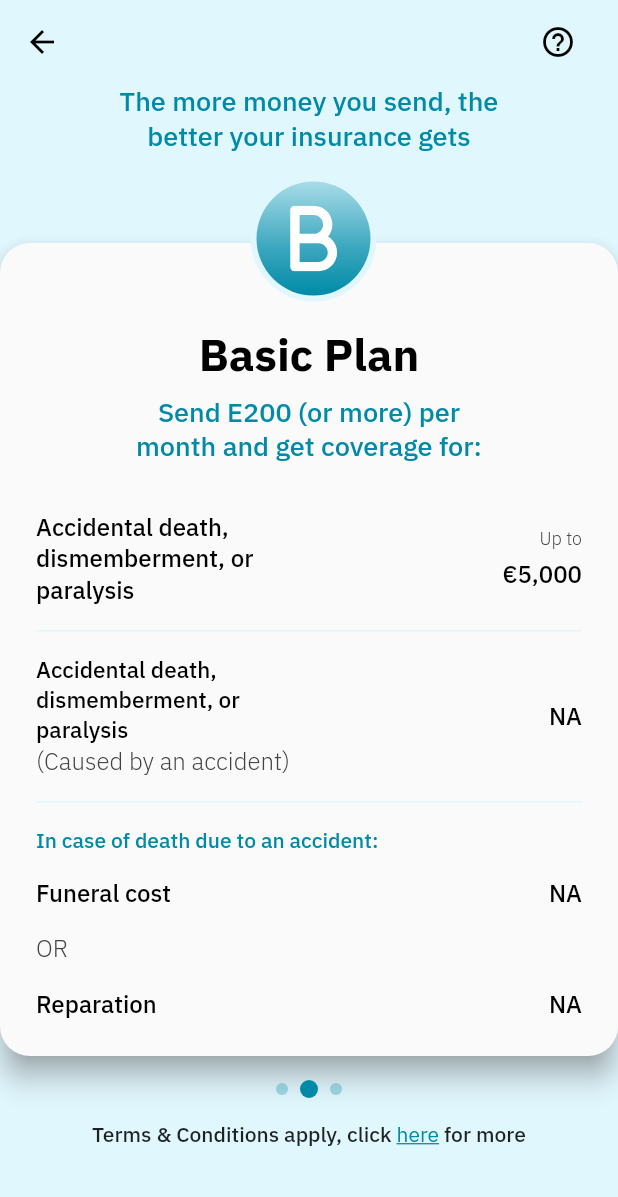
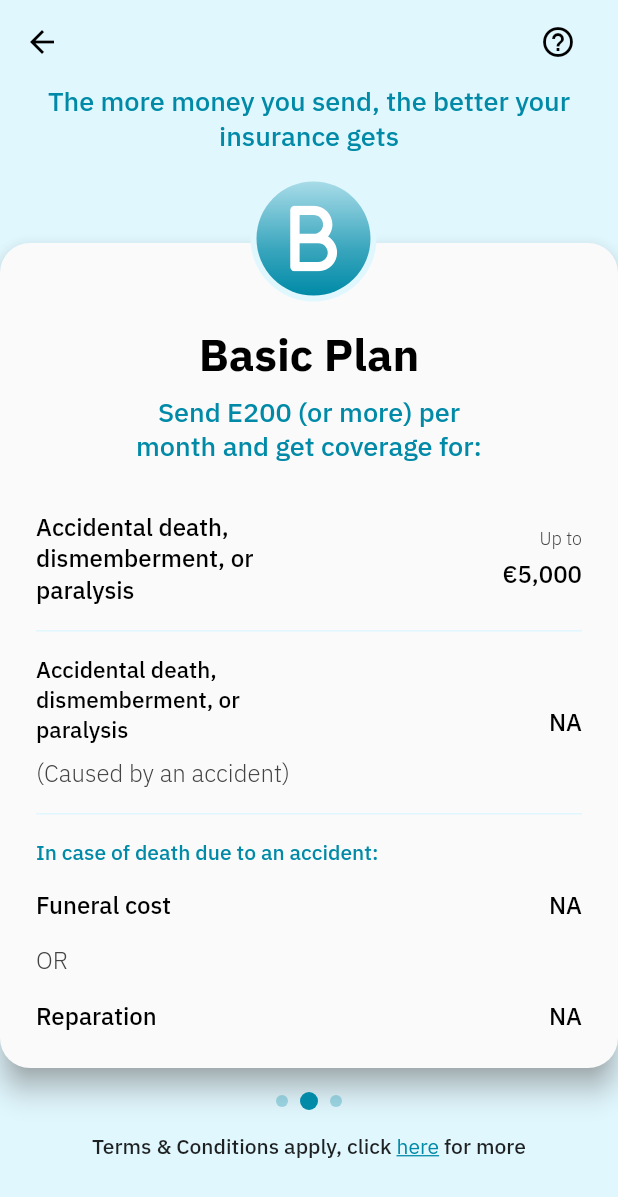
Before and after one commit to Tekporlipos/geniopay, a Flutter app: the Plans screen opened by its route, on a phone screen of 412 x 824 dp. Shown: the top 1197 px of the screen. Run offline on Flutter 3.47's test engine with Material 2 defaults, Android fonts, the phone set to English and light mode, and no system bars; our stand-ins replace flutter_svg, get.

Commit message:
complete work responsiveness added

```diff
--- a/lib/exchange/exchange.dart
+++ b/lib/exchange/exchange.dart
@@ -235,7 +235,7 @@ class Exchange extends GetView<ExchangeController>{
                   FunctionWidgets.normalText("School fees",12,Constants.title,FontWeight.w600),
                 ],
               ),
-              const Icon(Icons.play_arrow,color: Constants.secondary,),
+              SvgPicture.asset("assets/images/registration/play.svg"),
             ],
           ),
         ),
--- a/lib/plans/Plans.dart
+++ b/lib/plans/Plans.dart
@@ -32,7 +32,7 @@ class Plans extends GetView<PlanController>{
       body: ListView(
         children:  [
           Padding(
-            padding: const EdgeInsets.only(left: 56,right: 56),
+            padding: const EdgeInsets.only(left: 24,right: 24),
             child: Center(child: FunctionWidgets.normalTextCenter("The more money you send, the better your insurance gets",18, Constants.secondary,FontWeight.w500)),
           ),
           const SizedBox(height: 60,),
--- a/lib/widgets/planWidgetPage.dart
+++ b/lib/widgets/planWidgetPage.dart
@@ -59,6 +59,7 @@ static  Widget plansPager(String type){
                         crossAxisAlignment: CrossAxisAlignment.start,
                         children: [
                           FunctionWidgets.normalText("Accidental death,\ndismemberment, or \nparalysis", 15, Colors.black,FontWeight.w500),
+                          const SizedBox(height: 8,),
                           FunctionWidgets.smallText("(Caused by an accident)", 16, Constants.lightenText),
                         ],
                       ),
```
